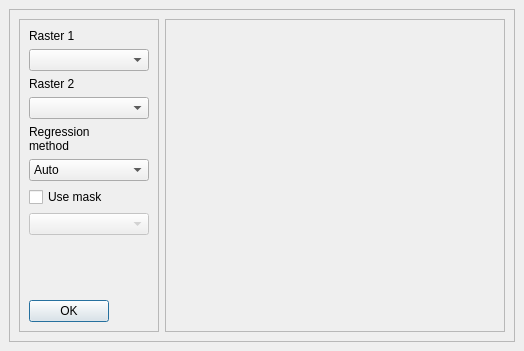
JakubBrom/RasterScatterplot, file RasterScatter_dockwidget_base.ui: the form before one commit.
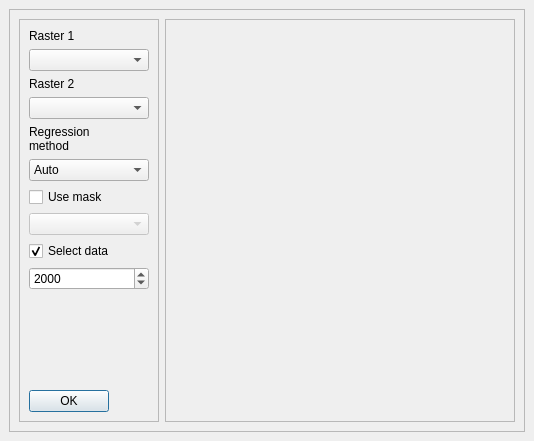
The form after the commit. Custom widgets are drawn as their Qt base class.

Commit message: Reading data directly from the QGIS iface layers list; highlighting data density; selection of data to reduce rendering time; bug fixes

The edit to the form file:
```diff
--- a/RasterScatter_dockwidget_base.ui
+++ b/RasterScatter_dockwidget_base.ui
@@ -6,8 +6,8 @@
    <rect>
     <x>0</x>
     <y>0</y>
-    <width>524</width>
-    <height>351</height>
+    <width>534</width>
+    <height>441</height>
    </rect>
   </property>
   <property name="minimumSize">
@@ -49,8 +49,8 @@
         <rect>
          <x>0</x>
          <y>0</y>
-         <width>491</width>
-         <height>317</height>
+         <width>514</width>
+         <height>401</height>
         </rect>
        </property>
        <layout class="QHBoxLayout" name="horizontalLayout">
@@ -220,18 +220,21 @@
              </property>
             </widget>
            </item>
-           <item row="9" column="0">
+           <item row="11" column="0">
             <widget class="QDialogButtonBox" name="buttonBox">
              <property name="standardButtons">
               <set>QDialogButtonBox::Ok</set>
              </property>
             </widget>
            </item>
-           <item row="8" column="0">
+           <item row="10" column="0">
             <spacer name="verticalSpacer">
              <property name="orientation">
               <enum>Qt::Vertical</enum>
              </property>
+             <property name="sizeType">
+              <enum>QSizePolicy::Expanding</enum>
+             </property>
              <property name="sizeHint" stdset="0">
               <size>
                <width>20</width>
@@ -240,6 +243,50 @@
              </property>
             </spacer>
            </item>
+           <item row="9" column="0">
+            <widget class="QSpinBox" name="sb_select">
+             <property name="sizePolicy">
+              <sizepolicy hsizetype="Preferred" vsizetype="Fixed">
+               <horstretch>0</horstretch>
+               <verstretch>0</verstretch>
+              </sizepolicy>
+             </property>
+             <property name="minimumSize">
+              <size>
+               <width>120</width>
+               <height>0</height>
+              </size>
+             </property>
+             <property name="toolTip">
+              <string>The value is number of pairs selected for plot rendering</string>
+             </property>
+             <property name="specialValueText">
+              <string extracomment="The value is number of pairs selected."/>
+             </property>
+             <property name="minimum">
+              <number>0</number>
+             </property>
+             <property name="maximum">
+              <number>1000000000</number>
+             </property>
+             <property name="value">
+              <number>2000</number>
+             </property>
+            </widget>
+           </item>
+           <item row="8" column="0">
+            <widget class="QCheckBox" name="checkBox_sel">
+             <property name="toolTip">
+              <string>Random selection of data from data files to reduce rendering time. The value is the number of selected pairs.</string>
+             </property>
+             <property name="text">
+              <string extracomment="Random selection of data from data files to reduce rendering time. The value is the number of selected pairs.">Select data</string>
+             </property>
+             <property name="checked">
+              <bool>true</bool>
+             </property>
+            </widget>
+           </item>
           </layout>
          </widget>
         </item>
@@ -278,6 +325,13 @@
    </layout>
   </widget>
  </widget>
+ <customwidgets>
+  <customwidget>
+   <class>QgsMapLayerComboBox</class>
+   <extends>QComboBox</extends>
+   <header>qgsmaplayercombobox.h</header>
+  </customwidget>
+ </customwidgets>
  <resources/>
  <connections>
   <connection>
```
Left out of the diff: 66 changed lines with no effect on the pictures. The commit also changes 2 other files.
